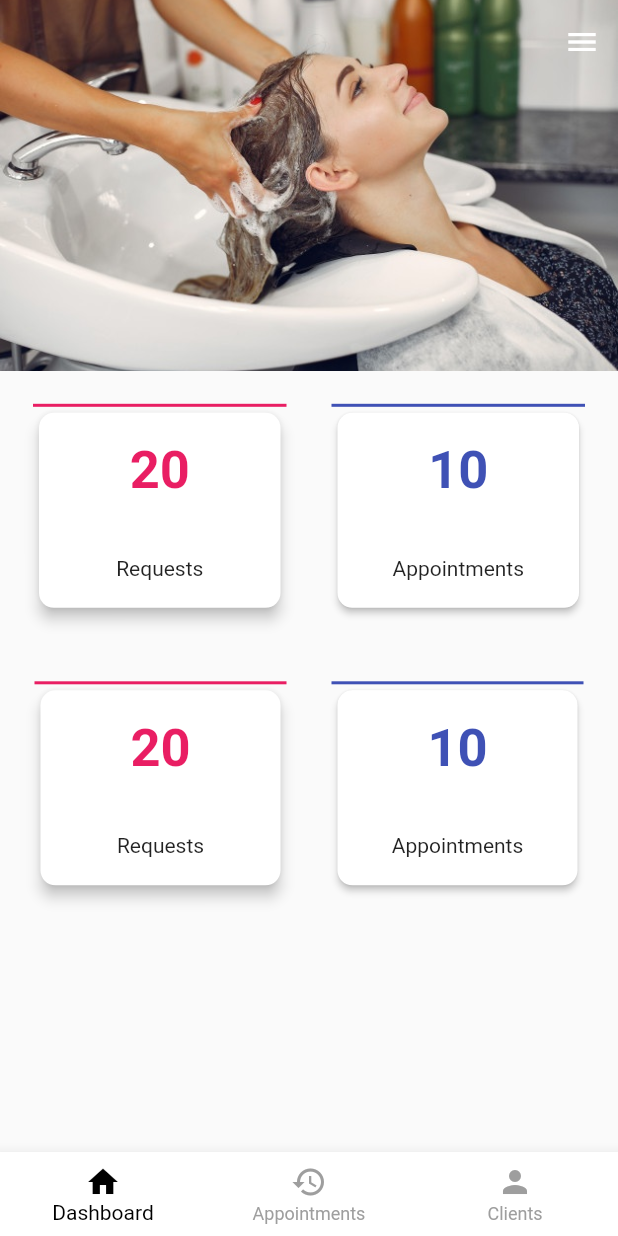
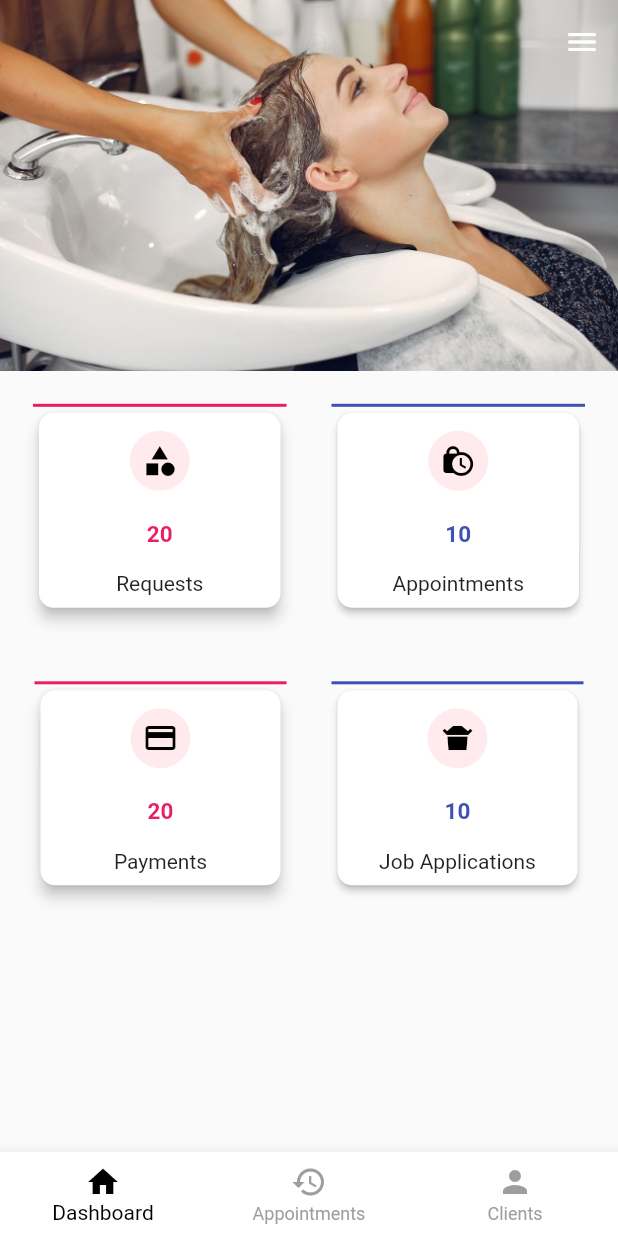
Before and after one commit to Edward-kwabena-Twumasi/adastra1, a Flutter app: the PolicyAgreementScreen screen opened directly, after a tap on "AGREE", on a phone screen of 412 x 824 dp. Run offline on Flutter 3.47's test engine with Material 2 defaults, Android fonts, the phone set to English and light mode, and no system bars; our stand-ins replace animated_splash_screen, cloud_firestore, dio, firebase_auth, firebase_core, fl_chart and 8 more; missing offline and left inert: flutter_polyline_points; accounts and stored records are empty; project files that could hold a hidden picture were left out.

Commit message:
Near completion

```diff
--- a/lib/providers/provider.dart
+++ b/lib/providers/provider.dart
@@ -16,7 +16,7 @@ class ApplicationProvider extends ChangeNotifier {
   String shopId = "0245382714";
   Map<String, dynamic> shopDetails = {};
   SharedPreferences? _preferences;
-  bool isLoading = true;
+  bool isLoading = false;
 
   final StreamController<String?> _authController = StreamController<String?>();
   Sink<String?> get _addUser => _authController.sink;
--- a/lib/screens/updated_screens/newshop/shop_dashboard_screen.dart
+++ b/lib/screens/updated_screens/newshop/shop_dashboard_screen.dart
@@ -13,6 +13,7 @@ class _DashboardState extends State<Dashboard> {
   @override
   Widget build(BuildContext context) {
     return ListView(
+      physics: NeverScrollableScrollPhysics(),
       padding: EdgeInsets.zero,
      shrinkWrap: true,
       children: [
@@ -24,7 +25,7 @@ class _DashboardState extends State<Dashboard> {
 
         ),
         SizedBox(
-          height:MediaQuery.of(context).size.height*0.8,
+          height:MediaQuery.of(context).size.height*0.7,
 child: DashInfoCards(),
           //theses are tabs for the shop dashboard
         //   child: DefaultTabController(length: 2, child:  Scaffold(
@@ -307,7 +308,8 @@ Widget DashInfoCards() {
                                  child: Column(
                                     mainAxisAlignment: MainAxisAlignment.spaceAround,
                          children: [
-                               Center(child: Text("20",style:TextStyle(fontSize: 35,fontWeight: FontWeight.bold,color:Colors.pink ) )),
+Categories(icon: Icons.category),
+                               Text("20",style:TextStyle(fontSize: 15,fontWeight: FontWeight.bold,color:Colors.pink ) ),
                                Text("Requests")
                          ],
                                  ),
@@ -337,7 +339,8 @@ Widget DashInfoCards() {
                                  child: Column(
                                     mainAxisAlignment: MainAxisAlignment.spaceAround,
                          children: [
-                               Center(child: Text("10",style:TextStyle(fontSize: 35,fontWeight: FontWeight.bold,color:Colors.indigo ) )),
+                           Categories(icon: Icons.lock_clock),
+                               Center(child: Text("10",style:TextStyle(fontSize: 15,fontWeight: FontWeight.bold,color:Colors.indigo ) )),
                                Text("Appointments")
                          ],
                                  ),
@@ -380,8 +383,9 @@ Widget DashInfoCards() {
                                  child: Column(
                                     mainAxisAlignment: MainAxisAlignment.spaceAround,
                          children: [
-                               Center(child: Text("20",style:TextStyle(fontSize: 35,fontWeight: FontWeight.bold,color:Colors.pink ) )),
-                               Text("Requests")
+                           Categories(icon: Icons.payment),
+                               Center(child: Text("20",style:TextStyle(fontSize: 15,fontWeight: FontWeight.bold,color:Colors.pink ) )),
+                               Text("Payments")
                          ],
                                  ),
                                ),
@@ -410,8 +414,10 @@ Widget DashInfoCards() {
                                  child: Column(
                                     mainAxisAlignment: MainAxisAlignment.spaceAround,
                          children: [
-                               Center(child: Text("10",style:TextStyle(fontSize: 35,fontWeight: FontWeight.bold,color:Colors.indigo ) )),
-                               Text("Appointments")
+                           Categories(icon: Icons.takeout_dining),
+
+                               Center(child: Text("10",style:TextStyle(fontSize: 15,fontWeight: FontWeight.bold,color:Colors.indigo ) )),
+                               Text("Job Applications")
                          ],
                                  ),
                                ),
@@ -430,3 +436,24 @@ Widget DashInfoCards() {
               ],
              );
 }
+
+//tags model class
+class Categories extends StatelessWidget {
+  const Categories({Key? key, required this.icon}) : super(key: key);
+  final IconData icon;
+  @override
+  Widget build(BuildContext context) {
+    return Padding(
+      padding: const EdgeInsets.all(4.0),
+      child: CircleAvatar(
+        radius: 20,
+        backgroundColor: Colors.red.shade50,
+        child: IconButton(
+          onPressed: () {},
+          icon: Icon(icon),
+          color: Colors.black,
+        ),
+      ),
+    );
+  }
+}
```
Also changed, not shown: lib/screens/updated_screens/NewClient/client_home_screen.dart (+12 -12 lines), lib/screens/updated_screens/NewClient/client_main_screen.dart (+190 -188 lines), lib/screens/updated_screens/NewClient/customer_drawer.dart (added, +134 -0 lines).
